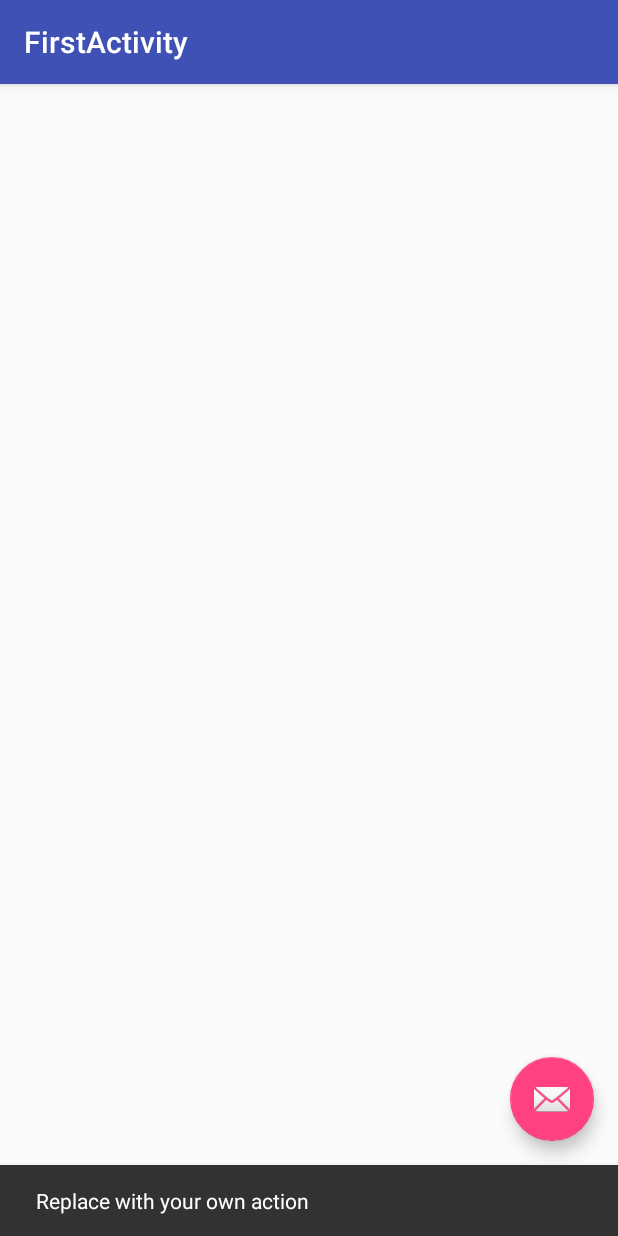
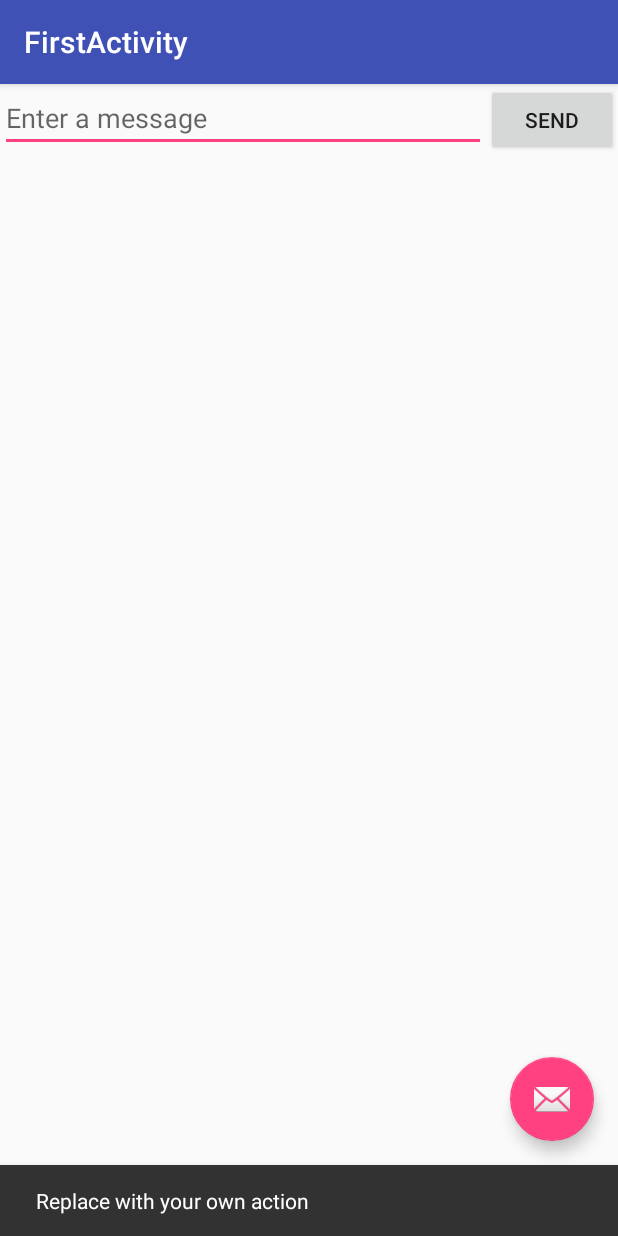
Before and after one commit to abes2345/My_First_App, an Android app: the FirstActivity screen opened directly, with no data from a screen before it, after a tap on an icon or button, on a phone screen of 412 x 824 dp. Run offline under Robolectric (Android 15) with nearby library versions, the phone set to English and light mode, and no system bars.

Commit message:
Added text box and button. Updated layout to have text box and button fit to horizontal width.

```diff
--- a/app/src/main/res/layout/content_first.xml
+++ b/app/src/main/res/layout/content_first.xml
@@ -1,13 +1,22 @@
 <?xml version="1.0" encoding="utf-8"?>
 <LinearLayout xmlns:android="http://schemas.android.com/apk/res/android"
     xmlns:tools="http://schemas.android.com/tools"
-    xmlns:app="http://schemas.android.com/apk/res-auto" android:layout_width="match_parent"
-    android:layout_height="match_parent" android:paddingLeft="@dimen/activity_horizontal_margin"
-    android:paddingRight="@dimen/activity_horizontal_margin"
-    android:paddingTop="@dimen/activity_vertical_margin"
-    android:paddingBottom="@dimen/activity_vertical_margin"
+    xmlns:app="http://schemas.android.com/apk/res-auto"
+    android:layout_width="match_parent"
+    android:layout_height="match_parent"
     android:orientation="horizontal"
     app:layout_behavior="@string/appbar_scrolling_view_behavior"
-    tools:showIn="@layout/activity_first" tools:context="com.elucidatehub.myfirstapp.FirstActivity">
-
+    tools:showIn="@layout/activity_first"
+    tools:context="com.elucidatehub.myfirstapp.FirstActivity">
+    <EditText android:id="@+id/edit_message"
+        android:layout_width="0dp"
+        android:layout_height="wrap_content"
+        android:hint="@string/edit_message"
+        android:layout_weight="1">
+    </EditText>
+    <Button
+        android:layout_width="wrap_content"
+        android:layout_height="wrap_content"
+        android:text="@string/button_send">
+    </Button>
 </LinearLayout>
```
